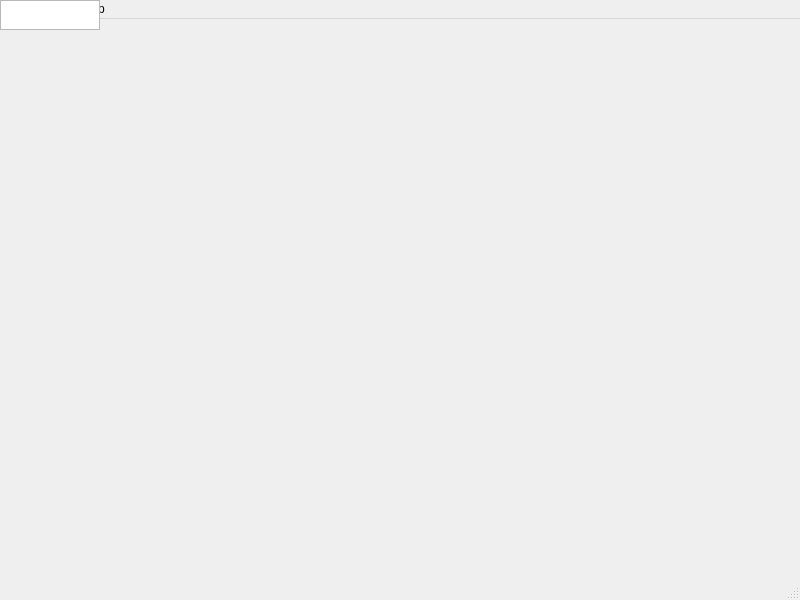
The window that mainwindow.ui (ncravino/giduba) describes before a commit, drawn with Qt 5.
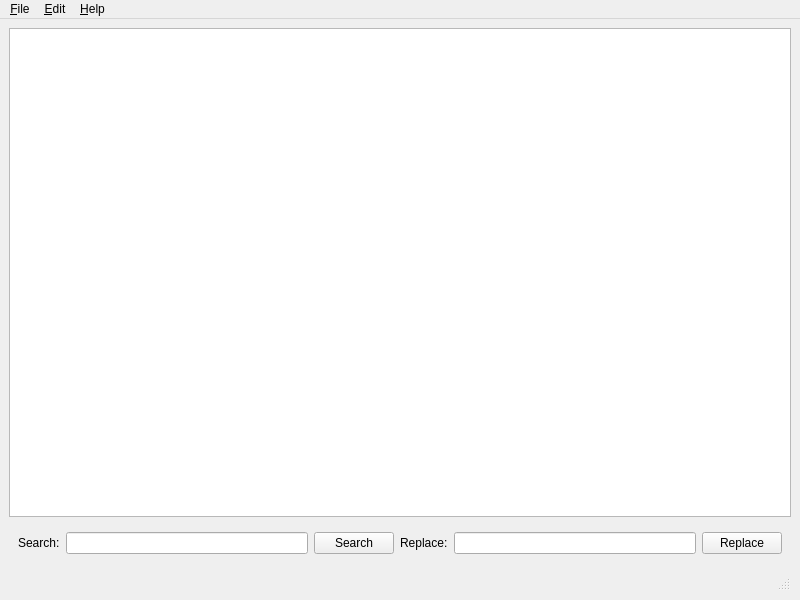
The same window after the commit. Icons and pictures are not drawn.

Commit message: Add search and replace buttons, labels, edits, and actions

```diff
--- a/mainwindow.ui
+++ b/mainwindow.ui
@@ -159,8 +159,60 @@
             <addaction name="menuEdit"/>
             <addaction name="menuHelp"/>
         </widget>
-        <widget class="QTextEdit" name="editor"/>
-        <widget class="QStatusBar" name="status"/>
+        <widget class="QWidget" name="main">
+            <layout class="QVBoxLayout" name="verticalLayout">
+                <item>
+                    <widget class="QTextEdit" name="editor"/>
+                </item>
+                <item>
+                    <widget class ="QWidget" name="searchReplaceElement">
+                        <property name="visible">
+                            <bool>false</bool>
+                        </property>
+                        <layout class="QHBoxLayout" name="horizontalLayout">
+                            <item>
+                                <widget class="QLabel" name="searchLabel">
+                                    <property name="text">
+                                        <string>Search:</string>
+                                    </property>
+                                </widget>
+                            </item>
+                            <item>
+                                <widget class="QLineEdit" name="searchBox"/>
+                            </item>
+                            <item>
+                                <widget class="QPushButton" name="searchButton">
+                                    <property name="text">
+                                        <string>Search</string>
+                                    </property>
+                                </widget>
+                            </item>
+                            <item>
+                                <widget class="QLabel" name="replaceLabel">
+                                    <property name="text">
+                                        <string>Replace:</string>
+                                    </property>
+                                </widget>
+                            </item>
+                            <item>
+                                <widget class="QLineEdit" name="replaceBox"/>
+                            </item>
+                            <item>
+                                <widget class="QPushButton" name="replaceButton">
+                                    <property name="text">
+                                        <string>Replace</string>
+                                    </property>
+                                </widget>
+                            </item>
+                        </layout>
+                    </widget>
+                </item>
+                <item>
+                    <widget class="QStatusBar" name="status"/>
+                </item>
+            </layout>
+        </widget>
+
     </widget>
     <resources/>
     <connections/>
```
Left out of the diff: 38 changed lines with no effect on the pictures.
